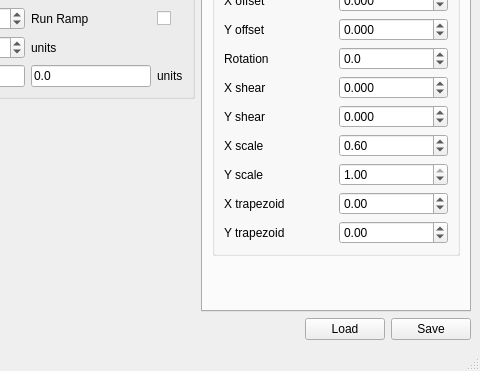
Before: the Qt Designer form src/calibrate/ui_mainwindow.ui in PeachyPrinter/peachytoolchain, drawn with Qt 5; both pictures show x 189 to 669 and y 386 to 757 of the 669 by 757 pixel window.
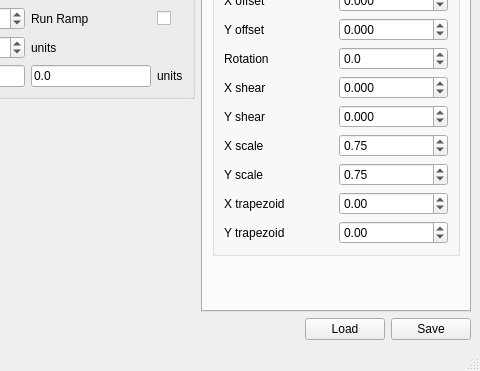
After: the same form once the commit is applied.

Commit message: Made default scale 75% of max for ease of use

Patch:
```diff
--- a/src/calibrate/ui_mainwindow.ui
+++ b/src/calibrate/ui_mainwindow.ui
@@ -654,7 +654,7 @@
                   <double>0.010000000000000</double>
                  </property>
                  <property name="value">
-                  <double>0.600000000000000</double>
+                  <double>0.750000000000000</double>
                  </property>
                 </widget>
                </item>
@@ -677,7 +677,7 @@
                   <double>0.010000000000000</double>
                  </property>
                  <property name="value">
-                  <double>1.000000000000000</double>
+                  <double>0.750000000000000</double>
                  </property>
                 </widget>
                </item>
```
Left out of the diff: 3 changed lines with no effect on the pictures. The commit also changes 1 other file.
